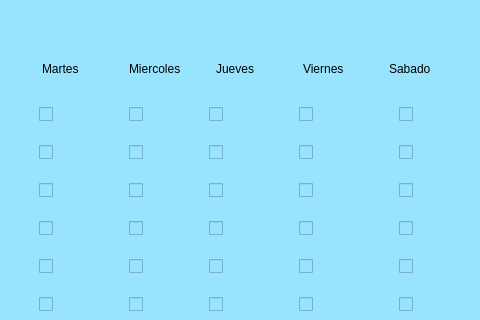
This is ui/horariocrear.ui in Reinaldito04/IUTA----HORARIOS as Qt 5 draws it before an edit; both pictures show x 151 to 631 and y 0 to 320 of the 631 by 521 pixel window. The edited form follows.
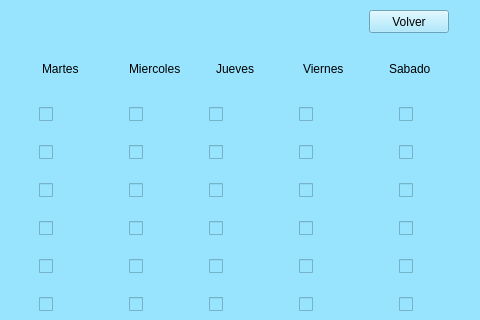
This is the edited form.

Commit message: boton de regresar

What changed in the file:
```diff
--- a/ui/horariocrear.ui
+++ b/ui/horariocrear.ui
@@ -616,6 +616,19 @@
      </item>
     </layout>
    </widget>
+   <widget class="QPushButton" name="bt_volver">
+    <property name="geometry">
+     <rect>
+      <x>520</x>
+      <y>10</y>
+      <width>80</width>
+      <height>23</height>
+     </rect>
+    </property>
+    <property name="text">
+     <string>Volver</string>
+    </property>
+   </widget>
   </widget>
  </widget>
  <resources/>
```
The commit also changes 2 other files.
